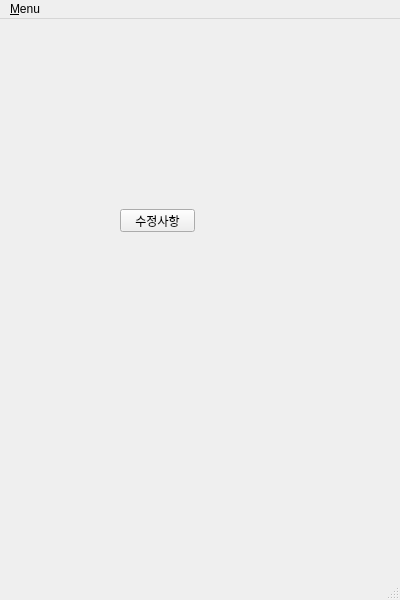
First picture: the form in FiveOfRuler/UserWindow.ui, repository simneol/JuDeP, before the edit.
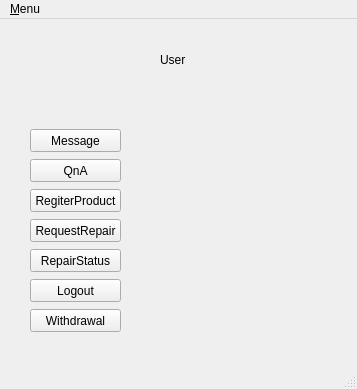
Second picture: the form after the edit.

What changed in the file:
```diff
--- a/FiveOfRuler/UserWindow.ui
+++ b/FiveOfRuler/UserWindow.ui
@@ -6,25 +6,116 @@
    <rect>
     <x>0</x>
     <y>0</y>
-    <width>400</width>
-    <height>600</height>
+    <width>357</width>
+    <height>389</height>
    </rect>
   </property>
   <property name="windowTitle">
    <string>FiveOfRuler (User)</string>
   </property>
   <widget class="QWidget" name="centralwidget">
-   <widget class="QPushButton" name="pushButton">
+   <widget class="QLabel" name="label">
     <property name="geometry">
      <rect>
-      <x>120</x>
-      <y>190</y>
-      <width>75</width>
+      <x>160</x>
+      <y>30</y>
+      <width>111</width>
+      <height>21</height>
+     </rect>
+    </property>
+    <property name="text">
+     <string>User</string>
+    </property>
+   </widget>
+   <widget class="QPushButton" name="RegiterProduct">
+    <property name="geometry">
+     <rect>
+      <x>30</x>
+      <y>170</y>
+      <width>91</width>
       <height>23</height>
      </rect>
     </property>
     <property name="text">
-     <string>수정사항</string>
+     <string>RegiterProduct</string>
+    </property>
+   </widget>
+   <widget class="QPushButton" name="RepairStatus">
+    <property name="geometry">
+     <rect>
+      <x>30</x>
+      <y>230</y>
+      <width>91</width>
+      <height>23</height>
+     </rect>
+    </property>
+    <property name="text">
+     <string>RepairStatus</string>
+    </property>
+   </widget>
+   <widget class="QPushButton" name="message">
+    <property name="geometry">
+     <rect>
+      <x>30</x>
+      <y>110</y>
+      <width>91</width>
+      <height>23</height>
+     </rect>
+    </property>
+    <property name="text">
+     <string>Message</string>
+    </property>
+   </widget>
+   <widget class="QPushButton" name="RequestRepair">
+    <property name="geometry">
+     <rect>
+      <x>30</x>
+      <y>200</y>
+      <width>91</width>
+      <height>23</height>
+     </rect>
+    </property>
+    <property name="text">
+     <string>RequestRepair</string>
+    </property>
+   </widget>
+   <widget class="QPushButton" name="QnA">
+    <property name="geometry">
+     <rect>
+      <x>30</x>
+      <y>140</y>
+      <width>91</width>
+      <height>23</height>
+     </rect>
+    </property>
+    <property name="text">
+     <string>QnA</string>
+    </property>
+   </widget>
+   <widget class="QPushButton" name="logout">
+    <property name="geometry">
+     <rect>
+      <x>30</x>
+      <y>260</y>
+      <width>91</width>
+      <height>23</height>
+     </rect>
+    </property>
+    <property name="text">
+     <string>Logout</string>
+    </property>
+   </widget>
+   <widget class="QPushButton" name="Withdrawal">
+    <property name="geometry">
+     <rect>
+      <x>30</x>
+      <y>290</y>
+      <width>91</width>
+      <height>23</height>
+     </rect>
+    </property>
+    <property name="text">
+     <string>Withdrawal</string>
     </property>
    </widget>
   </widget>
@@ -33,7 +124,7 @@
     <rect>
      <x>0</x>
      <y>0</y>
-     <width>400</width>
+     <width>357</width>
      <height>21</height>
     </rect>
    </property>
```
Left out of the diff: 2 changed lines with no effect on the pictures.
